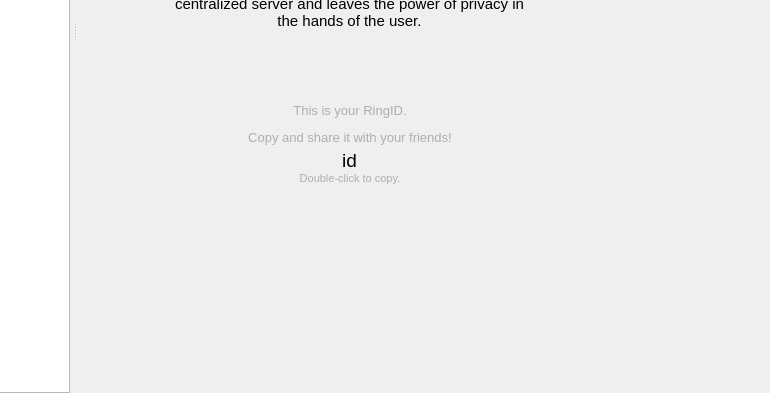
The window that callwidget.ui (savoirfairelinux/jami-client-windows) describes before a commit, drawn with Qt 5; both pictures show x 254 to 1024 and y 331 to 724 of the 1024 by 724 pixel window.
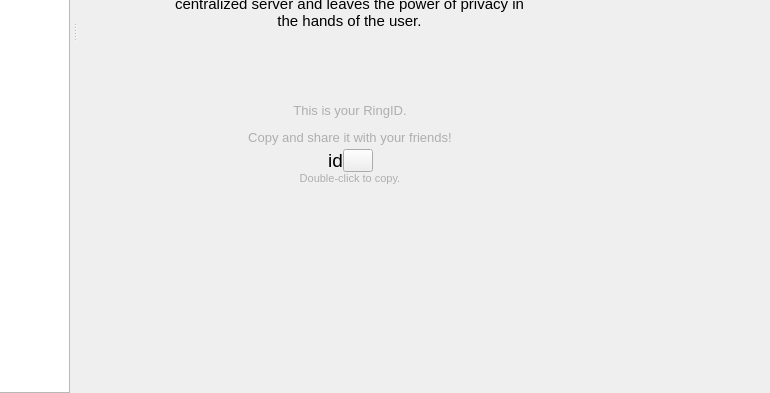
The same window after the commit. Icons and pictures are not drawn. Custom widgets are drawn as their Qt base class.

```diff
--- a/callwidget.ui
+++ b/callwidget.ui
@@ -579,7 +579,25 @@
                   </property>
                  </widget>
                 </item>
-                <item alignment="Qt::AlignHCenter|Qt::AlignVCenter">
+                <item>
+                 <layout class="QHBoxLayout" name="horizontalLayout_8">
+                  <property name="topMargin">
+                   <number>0</number>
+                  </property>
+                  <item>
+                   <spacer name="horizontalSpacer_8">
+                    <property name="orientation">
+                     <enum>Qt::Horizontal</enum>
+                    </property>
+                    <property name="sizeHint" stdset="0">
+                     <size>
+                      <width>40</width>
+                      <height>20</height>
+                     </size>
+                    </property>
+                   </spacer>
+                  </item>
+                  <item>
                  <widget class="IdLabel" name="ringIdLabel">
                   <property name="sizePolicy">
                    <sizepolicy hsizetype="Minimum" vsizetype="Minimum">
@@ -618,6 +636,53 @@
                   </property>
                  </widget>
                 </item>
+                  <item>
+                   <widget class="QPushButton" name="shareButton">
+                    <property name="sizePolicy">
+                     <sizepolicy hsizetype="Fixed" vsizetype="Fixed">
+                      <horstretch>0</horstretch>
+                      <verstretch>0</verstretch>
+                     </sizepolicy>
+                    </property>
+                    <property name="maximumSize">
+                     <size>
+                      <width>30</width>
+                      <height>30</height>
+                     </size>
+                    </property>
+                    <property name="toolTip">
+                     <string>Share your ring id</string>
+                    </property>
+                    <property name="text">
+                     <string/>
+                    </property>
+                    <property name="icon">
+                     <iconset resource="ressources.qrc">
+                      <normaloff>:/images/ic_share_white.png</normaloff>:/images/ic_share_white.png</iconset>
+                    </property>
+                    <property name="iconSize">
+                     <size>
+                      <width>30</width>
+                      <height>25</height>
+                     </size>
+                    </property>
+                   </widget>
+                  </item>
+                  <item>
+                   <spacer name="horizontalSpacer_9">
+                    <property name="orientation">
+                     <enum>Qt::Horizontal</enum>
+                    </property>
+                    <property name="sizeHint" stdset="0">
+                     <size>
+                      <width>40</width>
+                      <height>20</height>
+                     </size>
+                    </property>
+                   </spacer>
+                  </item>
+                 </layout>
+                </item>
                 <item alignment="Qt::AlignHCenter|Qt::AlignVCenter">
                  <widget class="QLabel" name="label2">
                   <property name="sizePolicy">
```
Left out of the diff: 1 changed line with no effect on the pictures. Lines whose indentation alone changed are shown as unchanged.
